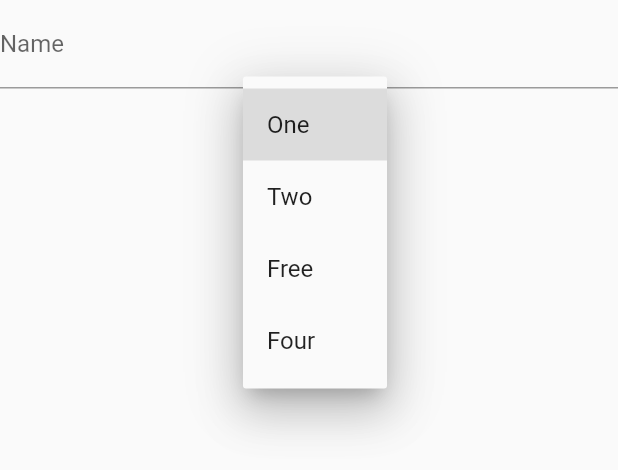
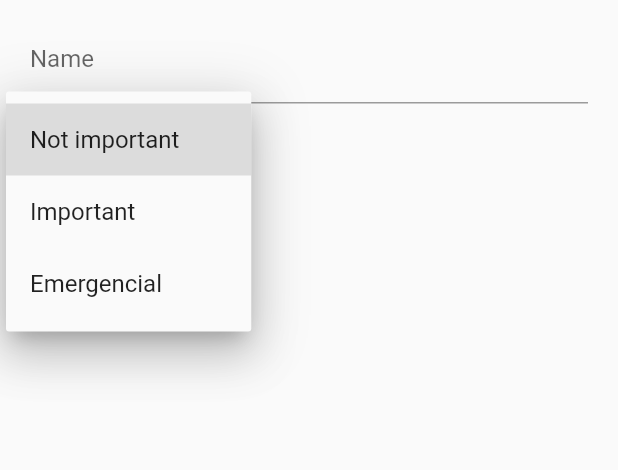
Before and after one commit to giuliano-macedo/flutter_udemy, a Flutter app: the EventForm widget shown alone on an empty page, opened directly, after a tap on the "arrow downward" icon, on a phone screen of 412 x 824 dp. Shown: the top 470 px of the screen. Run offline on Flutter 3.47's test engine with Material 2 defaults, Android fonts, the phone set to English and light mode, and no system bars.

```diff
--- a/calendar/lib/widgets/event_form.dart
+++ b/calendar/lib/widgets/event_form.dart
@@ -1,4 +1,5 @@
 import "package:flutter/material.dart";
+import "../models/calendar_event.dart";
 
 class EventForm extends StatefulWidget {
 	final Function onAdd;
@@ -10,7 +11,7 @@ class EventForm extends StatefulWidget {
 class _EventFormState extends State<EventForm> {
 	Function onAdd;
 	final _nameController = TextEditingController();
-	int typeSelected;
+	String typeSelected;
 	// DateTime _dateSelected;
 
 	_EventFormState(this.onAdd);
@@ -23,7 +24,8 @@ class _EventFormState extends State<EventForm> {
 	Widget build(BuildContext context) {
 		final nameFocus=new FocusNode();
 		final dropdownFocus=new FocusNode();
-		return  Column(children: <Widget>[
+		return  Padding(padding: EdgeInsets.symmetric(horizontal: 20,vertical:10),child:
+			Column(children: <Widget>[
 				TextField(
 					decoration: InputDecoration(labelText: 'Name'),
 					controller:_nameController,
@@ -45,19 +47,27 @@ class _EventFormState extends State<EventForm> {
 					),
 					onChanged: (String newValue) {
 						setState(() {
-					dropdownValue = newValue;
+							typeSelected = newValue;
 						});
 					},
-				items: <String>['One', 'Two', 'Free', 'Four']
-					.map<DropdownMenuItem<String>>((String value) {
+					items: CalendarType.values
+						.map<DropdownMenuItem<String>>((CalendarType value) {
 							return DropdownMenuItem<String>(
-						value: value,
-						child: Text(value),
+								value: value.index.toString(),
+								child: Text({
+											CalendarType.notImportant:"Not important",
+											CalendarType.important:"Important",
+											CalendarType.emergencial:"Emergencial"
+										}
+										[value]
+										)
 							);
 						})
 						.toList(),
 					)
-
-		]);
+				],
+				crossAxisAlignment: CrossAxisAlignment.start,
+			)
+		);
 	}
 }
```
Lines whose indentation alone changed are shown as unchanged.
